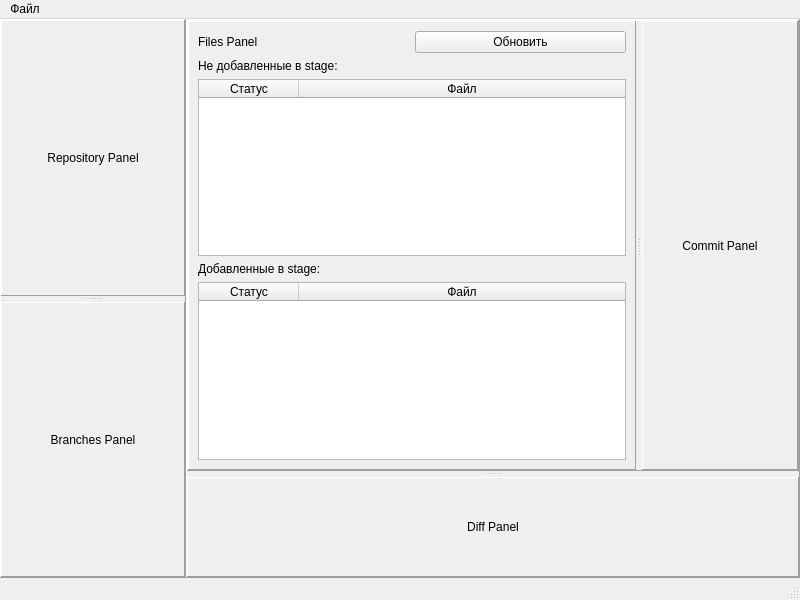
First picture: the form in mainwindow.ui, repository CJayM/CommitCraft, before the edit.
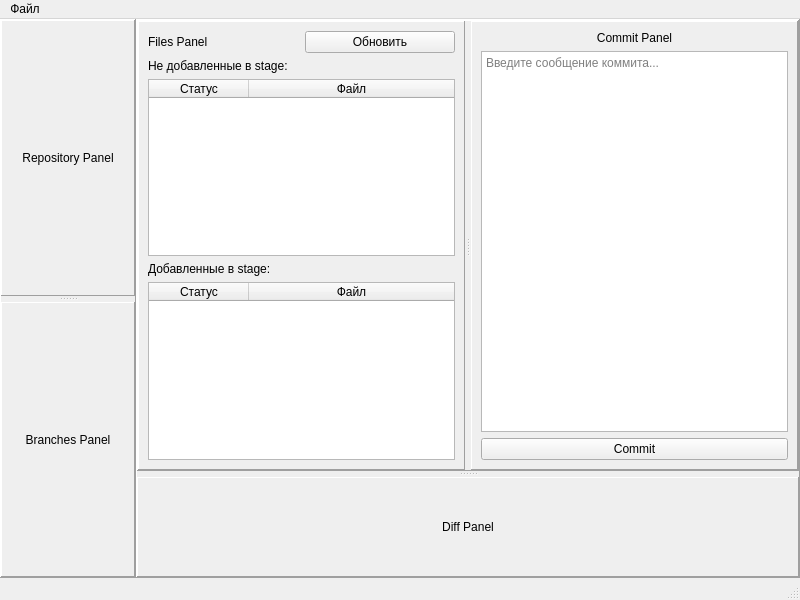
Second picture: the form after the edit.

Commit message: Добавил панель написания сообщения коммита и кнопку Commit

What changed in the file:
```diff
--- a/mainwindow.ui
+++ b/mainwindow.ui
@@ -350,6 +350,20 @@
                   </property>
                  </widget>
                 </item>
+                <item>
+                 <widget class="QTextEdit" name="commitMessageTextEdit">
+                  <property name="placeholderText">
+                   <string>Введите сообщение коммита...</string>
+                  </property>
+                 </widget>
+                </item>
+                <item>
+                 <widget class="QPushButton" name="commitButton">
+                  <property name="text">
+                   <string>Commit</string>
+                  </property>
+                 </widget>
+                </item>
                </layout>
               </widget>
              </widget>
```
The commit also changes 2 other files.
